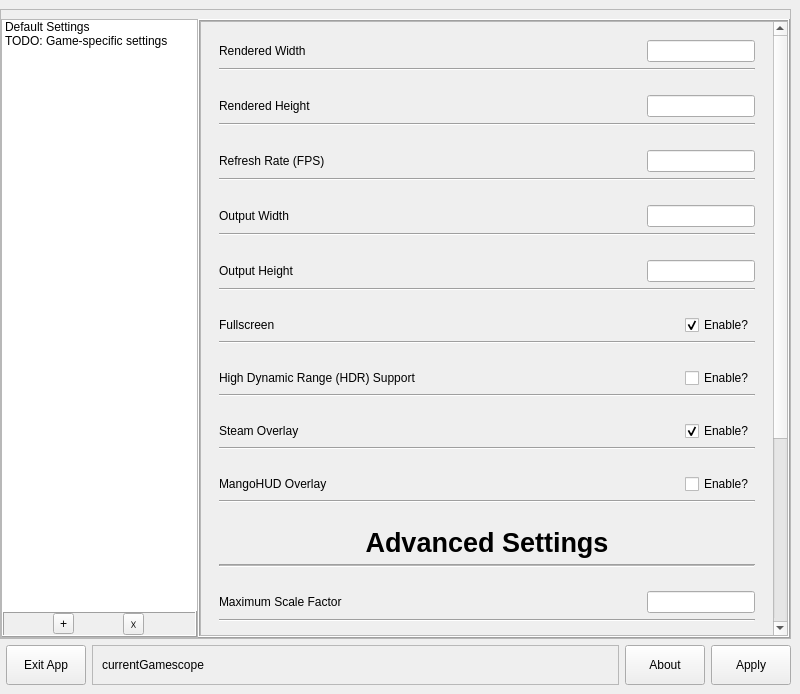
Old version of the form mainwindow.ui in the repository rfrench3/scopebuddy-gui.
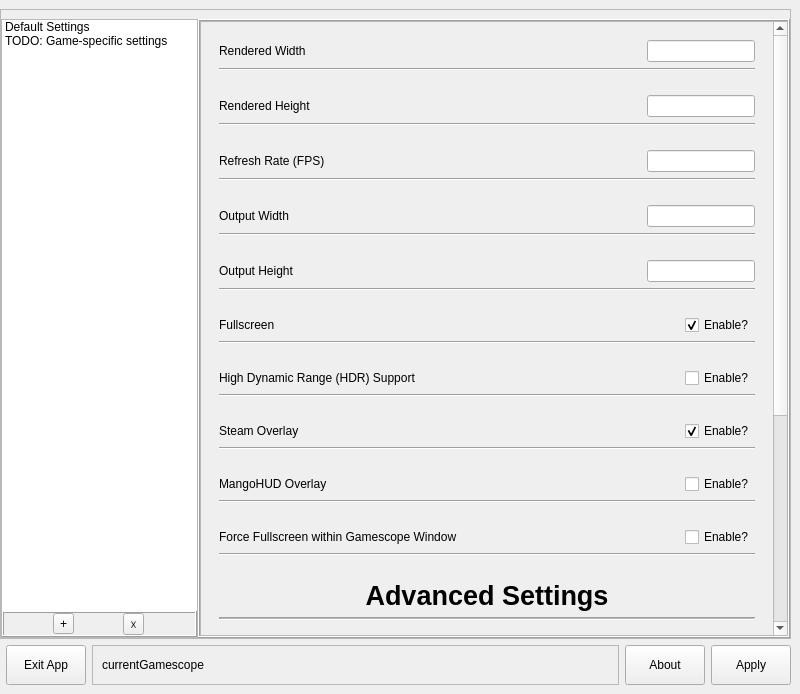
New version of the form. Icons and pictures are not drawn.

Commit message: add --force-windows-fullscreen

Patch:
```diff
--- a/mainwindow.ui
+++ b/mainwindow.ui
@@ -230,9 +230,9 @@
               <property name="geometry">
                <rect>
                 <x>0</x>
-                <y>-285</y>
+                <y>-139</y>
                 <width>570</width>
-                <height>911</height>
+                <height>960</height>
                </rect>
               </property>
               <layout class="QVBoxLayout" name="verticalLayout_5">
@@ -941,6 +941,82 @@
                  </layout>
                 </widget>
                </item>
+               <item>
+                <widget class="QWidget" name="widget_24" native="true">
+                 <property name="sizePolicy">
+                  <sizepolicy hsizetype="Preferred" vsizetype="Maximum">
+                   <horstretch>0</horstretch>
+                   <verstretch>0</verstretch>
+                  </sizepolicy>
+                 </property>
+                 <layout class="QVBoxLayout" name="verticalLayout_20">
+                  <item>
+                   <widget class="QWidget" name="widget_27" native="true">
+                    <property name="sizePolicy">
+                     <sizepolicy hsizetype="Preferred" vsizetype="Minimum">
+                      <horstretch>0</horstretch>
+                      <verstretch>0</verstretch>
+                     </sizepolicy>
+                    </property>
+                    <layout class="QHBoxLayout" name="horizontalLayout_20" stretch="0,0,0">
+                     <property name="spacing">
+                      <number>0</number>
+                     </property>
+                     <property name="leftMargin">
+                      <number>0</number>
+                     </property>
+                     <property name="topMargin">
+                      <number>0</number>
+                     </property>
+                     <property name="rightMargin">
+                      <number>0</number>
+                     </property>
+                     <property name="bottomMargin">
+                      <number>0</number>
+                     </property>
+                     <item>
+                      <widget class="QLabel" name="label_18">
+                       <property name="text">
+                        <string>Force Fullscreen within Gamescope Window</string>
+                       </property>
+                      </widget>
+                     </item>
+                     <item>
+                      <spacer name="horizontalSpacer_18">
+                       <property name="orientation">
+                        <enum>Qt::Orientation::Horizontal</enum>
+                       </property>
+                       <property name="sizeHint" stdset="0">
+                        <size>
+                         <width>40</width>
+                         <height>20</height>
+                        </size>
+                       </property>
+                      </spacer>
+                     </item>
+                     <item>
+                      <widget class="QCheckBox" name="checkBox_forceInternalFullscreen">
+                       <property name="text">
+                        <string>Enable?</string>
+                       </property>
+                       <property name="tristate">
+                        <bool>false</bool>
+                       </property>
+                      </widget>
+                     </item>
+                    </layout>
+                   </widget>
+                  </item>
+                  <item>
+                   <widget class="Line" name="line_19">
+                    <property name="orientation">
+                     <enum>Qt::Orientation::Horizontal</enum>
+                    </property>
+                   </widget>
+                  </item>
+                 </layout>
+                </widget>
+               </item>
                <item>
                 <widget class="QWidget" name="widget__11_AdvancedSettings" native="true">
                  <property name="sizePolicy">
```
The commit also changes 2 other files.
